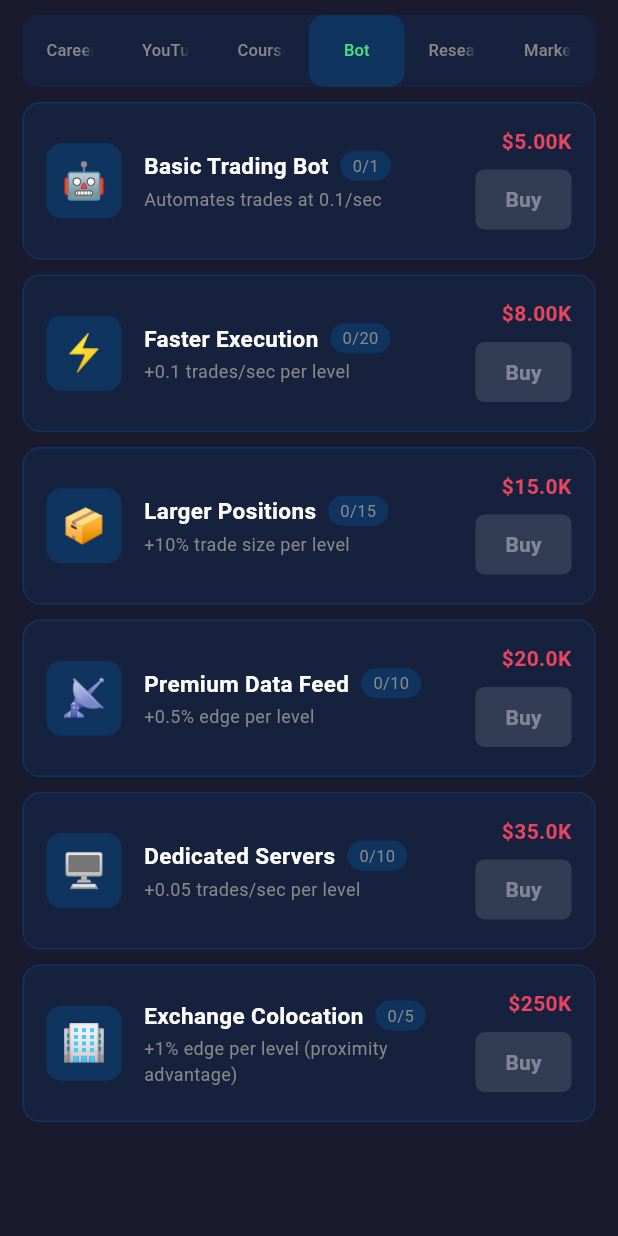
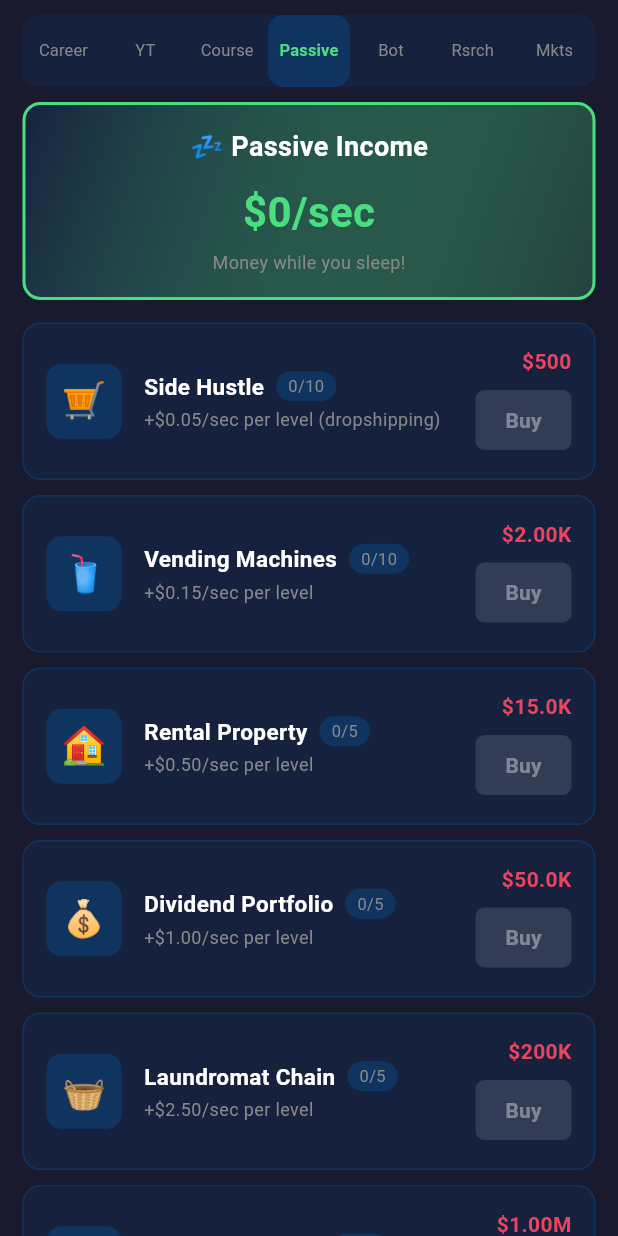
Before and after one commit to neoeny152/Briansidleclicker, a Flutter app: the ShopView widget shown alone on an empty page, opened directly, tab 4 chosen, on a phone screen of 412 x 824 dp. Run offline on Flutter 3.47's test engine with Material 3 defaults, Android fonts, the phone set to English and light mode, and no system bars; our stand-ins replace shared_preferences; accounts and stored records are empty; Roboto replaces fonts that are missing (System).

Commit message:
Add passive income upgrades and improve shop tabs
- Added 6 passive income upgrades: Side Hustle, Vending Machines, Rental Property, Dividend Portfolio, Laundromat Chain, Business Empire
- New "Passive" tab in shop showing total passive income rate
- Passive income displayed in main game view with bot status
- Shortened tab labels to prevent overflow (YT, Course, Rsrch, Mkts)
- Added explicit tab styling to fix contrast issues

Balance Notes:
- Side Hustle ($500) is affordable after ~100 work shifts
- Passive income scales from $0.05/sec to $10/sec per level
- Provides clickless progression for idle play

https://claude.ai/code/session_01HrwzmbcMLZAhmntXxZv6JA

```diff
--- a/idle_clicker_flutter/lib/models/bot_upgrade.dart
+++ b/idle_clicker_flutter/lib/models/bot_upgrade.dart
@@ -1,6 +1,6 @@
 import 'package:flutter/material.dart';
 
-enum UpgradeCategory { bot, infrastructure, research }
+enum UpgradeCategory { bot, infrastructure, research, passive }
 
 class BotUpgrade {
   final String id;
@@ -17,6 +17,7 @@ class BotUpgrade {
   final double edgePerLevel; // +edge bonus
   final double speedPerLevel; // +trades/sec for bot
   final double tradeSizePerLevel; // +% trade size
+  final double passiveIncomePerLevel; // $/sec passive income
 
   const BotUpgrade({
     required this.id,
@@ -31,6 +32,7 @@ class BotUpgrade {
     this.edgePerLevel = 0,
     this.speedPerLevel = 0,
     this.tradeSizePerLevel = 0,
+    this.passiveIncomePerLevel = 0,
   });
 
   double getPrice(int currentLevel) {
@@ -162,6 +164,80 @@ class BotUpgrade {
       maxLevel: 5,
       edgePerLevel: 0.03,
     ),
+
+    // Passive Income Tier - Money without clicking!
+    BotUpgrade(
+      id: 'side_hustle',
+      name: 'Side Hustle',
+      emoji: '🛒',
+      description: '+\$0.05/sec per level (dropshipping)',
+      icon: Icons.shopping_bag,
+      category: UpgradeCategory.passive,
+      basePrice: 500, // Cheap early unlock
+      priceMultiplier: 2.0,
+      maxLevel: 10,
+      passiveIncomePerLevel: 0.05,
+    ),
+    BotUpgrade(
+      id: 'vending_machines',
+      name: 'Vending Machines',
+      emoji: '🥤',
+      description: '+\$0.15/sec per level',
+      icon: Icons.local_drink,
+      category: UpgradeCategory.passive,
+      basePrice: 2000,
+      priceMultiplier: 2.2,
+      maxLevel: 10,
+      passiveIncomePerLevel: 0.15,
+    ),
+    BotUpgrade(
+      id: 'rental_property',
+      name: 'Rental Property',
+      emoji: '🏠',
+      description: '+\$0.50/sec per level',
+      icon: Icons.home,
+      category: UpgradeCategory.passive,
+      basePrice: 15000,
+      priceMultiplier: 2.5,
+      maxLevel: 5,
+      passiveIncomePerLevel: 0.50,
+    ),
+    BotUpgrade(
+      id: 'dividend_portfolio',
+      name: 'Dividend Portfolio',
+      emoji: '💰',
+      description: '+\$1.00/sec per level',
+      icon: Icons.account_balance,
+      category: UpgradeCategory.passive,
+      basePrice: 50000,
+      priceMultiplier: 3.0,
+      maxLevel: 5,
+      passiveIncomePerLevel: 1.0,
+    ),
+    BotUpgrade(
+      id: 'laundromat',
+      name: 'Laundromat Chain',
+      emoji: '🧺',
+      description: '+\$2.50/sec per level',
+      icon: Icons.local_laundry_service,
+      category: UpgradeCategory.passive,
+      basePrice: 200000,
+      priceMultiplier: 3.5,
+      maxLevel: 5,
+      passiveIncomePerLevel: 2.5,
+    ),
+    BotUpgrade(
+      id: 'business_empire',
+      name: 'Business Empire',
+      emoji: '🏰',
+      description: '+\$10/sec per level (end game)',
+      icon: Icons.castle,
+      category: UpgradeCategory.passive,
+      basePrice: 1000000,
+      priceMultiplier: 4.0,
+      maxLevel: 10,
+      passiveIncomePerLevel: 10.0,
+    ),
   ];
 
   static BotUpgrade? getById(String id) {
--- a/idle_clicker_flutter/lib/viewmodels/game_view_model.dart
+++ b/idle_clicker_flutter/lib/viewmodels/game_view_model.dart
@@ -119,6 +119,14 @@ class GameViewModel extends ChangeNotifier {
       changed = true;
     }
 
+    // Passive income from upgrades (side hustle, rentals, etc.)
+    final passiveInc = passiveIncome * 0.1; // Per tick (10 ticks/sec)
+    if (passiveInc > 0) {
+      gameState.balance += passiveInc;
+      gameState.totalLifetimeEarnings += passiveInc;
+      changed = true;
+    }
+
     if (changed) {
       notifyListeners();
     }
@@ -162,6 +170,19 @@ class GameViewModel extends ChangeNotifier {
     }
 
     return size;
+  }
+
+  // Calculate passive income per second from all sources
+  double get passiveIncome {
+    double income = 0;
+
+    // Add passive income from upgrades
+    for (final upgrade in BotUpgrade.allUpgrades) {
+      final level = gameState.botUpgrades[upgrade.id] ?? 0;
+      income += upgrade.passiveIncomePerLevel * level;
+    }
+
+    return income;
   }
 
   // Execute a single trade
--- a/idle_clicker_flutter/lib/views/main_game_view.dart
+++ b/idle_clicker_flutter/lib/views/main_game_view.dart
@@ -411,24 +411,40 @@ class _MainGameViewState extends State<MainGameView> with SingleTickerProviderSt
 
                   const SizedBox(height: 12),
 
-                  // Bot Status
-                  if (viewModel.gameState.botEnabled)
+                  // Passive Income Status
+                  if (viewModel.passiveIncome > 0 || viewModel.gameState.botEnabled)
                     Container(
-                      padding: const EdgeInsets.all(12),
+                      padding: const EdgeInsets.all(10),
                       decoration: BoxDecoration(
                         color: const Color(0xFF16213E),
                         borderRadius: BorderRadius.circular(8),
-                        border: Border.all(color: const Color(0xFF4ADE80)),
+                        border: Border.all(color: const Color(0xFF0F3460)),
                       ),
                       child: Row(
-                        mainAxisAlignment: MainAxisAlignment.center,
+                        mainAxisAlignment: MainAxisAlignment.spaceEvenly,
                         children: [
-                          const Icon(Icons.smart_toy, color: Color(0xFF4ADE80)),
-                          const SizedBox(width: 8),
-                          Text(
-                            'Bot: ${viewModel.gameState.botTradesPerSecond.toStringAsFixed(1)} trades/sec',
-                            style: const TextStyle(color: Color(0xFF4ADE80)),
-                          ),
+                          if (viewModel.gameState.botEnabled)
+                            Row(
+                              children: [
+                                const Icon(Icons.smart_toy, color: Color(0xFF4ADE80), size: 16),
+                                const SizedBox(width: 4),
+                                Text(
+                                  '${viewModel.gameState.botTradesPerSecond.toStringAsFixed(1)}/s',
+                                  style: const TextStyle(color: Color(0xFF4ADE80), fontSize: 12),
+                                ),
+                              ],
+                            ),
+                          if (viewModel.passiveIncome > 0)
+                            Row(
+                              children: [
+                                const Icon(Icons.bedtime, color: Color(0xFFFFD700), size: 16),
+                                const SizedBox(width: 4),
+                                Text(
+                                  '+\$${FormattingUtils.formatNumber(viewModel.passiveIncome)}/s',
+                                  style: const TextStyle(color: Color(0xFFFFD700), fontSize: 12),
+                                ),
+                              ],
+                            ),
                         ],
                       ),
                     ),
--- a/idle_clicker_flutter/lib/views/shop_view.dart
+++ b/idle_clicker_flutter/lib/views/shop_view.dart
@@ -22,7 +22,7 @@ class _ShopViewState extends State<ShopView>
   @override
   void initState() {
     super.initState();
-    _tabController = TabController(length: 6, vsync: this);
+    _tabController = TabController(length: 7, vsync: this);
   }
 
   @override
@@ -52,14 +52,17 @@ class _ShopViewState extends State<ShopView>
             labelColor: const Color(0xFF4ADE80),
             unselectedLabelColor: const Color(0xFF888888),
             dividerColor: Colors.transparent,
-            labelStyle: const TextStyle(fontSize: 11),
+            labelStyle: const TextStyle(fontSize: 11, fontWeight: FontWeight.bold),
+            unselectedLabelStyle: const TextStyle(fontSize: 11, fontWeight: FontWeight.normal),
+            labelPadding: EdgeInsets.zero,
             tabs: const [
               Tab(text: 'Career'),
-              Tab(text: 'YouTube'),
-              Tab(text: 'Courses'),
+              Tab(text: 'YT'),
+              Tab(text: 'Course'),
+              Tab(text: 'Passive'),
               Tab(text: 'Bot'),
-              Tab(text: 'Research'),
-              Tab(text: 'Markets'),
+              Tab(text: 'Rsrch'),
+              Tab(text: 'Mkts'),
             ],
           ),
         ),
@@ -72,6 +75,7 @@ class _ShopViewState extends State<ShopView>
               _CareerTab(),
               _YouTubeTab(),
               _CoursesTab(),
+              _PassiveIncomeTab(),
               _BotUpgradesTab(),
               _ResearchTab(),
               _MarketsTab(),
@@ -1007,6 +1011,73 @@ class _CourseCard extends StatelessWidget {
   }
 }
 
+class _PassiveIncomeTab extends StatelessWidget {
+  @override
+  Widget build(BuildContext context) {
+    final upgrades = BotUpgrade.allUpgrades
+        .where((u) => u.category == UpgradeCategory.passive)
+        .toList();
+
+    return Consumer<GameViewModel>(
+      builder: (context, viewModel, child) {
+        return ListView(
+          padding: const EdgeInsets.symmetric(horizontal: 15),
+          children: [
+            // Passive income summary card
+            Container(
+              margin: const EdgeInsets.only(bottom: 15),
+              padding: const EdgeInsets.all(15),
+              decoration: BoxDecoration(
+                gradient: LinearGradient(
+                  colors: [
+                    const Color(0xFF16213E),
+                    const Color(0xFF4ADE80).withOpacity(0.2),
+                  ],
+                  begin: Alignment.topLeft,
+                  end: Alignment.bottomRight,
+                ),
+                borderRadius: BorderRadius.circular(12),
+                border: Border.all(color: const Color(0xFF4ADE80), width: 2),
+              ),
+              child: Column(
+                children: [
+                  const Text(
+                    '💤 Passive Income',
+                    style: TextStyle(
+                      fontSize: 18,
+                      fontWeight: FontWeight.bold,
+                      color: Colors.white,
+                    ),
+                  ),
+                  const SizedBox(height: 10),
+                  Text(
+                    '\$${FormattingUtils.formatNumber(viewModel.passiveIncome)}/sec',
+                    style: const TextStyle(
+                      fontSize: 28,
+                      fontWeight: FontWeight.bold,
+                      color: Color(0xFF4ADE80),
+                    ),
+                  ),
+                  const SizedBox(height: 5),
+                  const Text(
+                    'Money while you sleep!',
+                    style: TextStyle(fontSize: 12, color: Color(0xFF888888)),
+                  ),
+                ],
+              ),
+            ),
+            // Upgrade list
+            ...upgrades.map((upgrade) => _UpgradeCard(
+                  upgrade: upgrade,
+                  viewModel: viewModel,
+                )),
+          ],
+        );
+      },
+    );
+  }
+}
+
 class _BotUpgradesTab extends StatelessWidget {
   @override
   Widget build(BuildContext context) {
```
